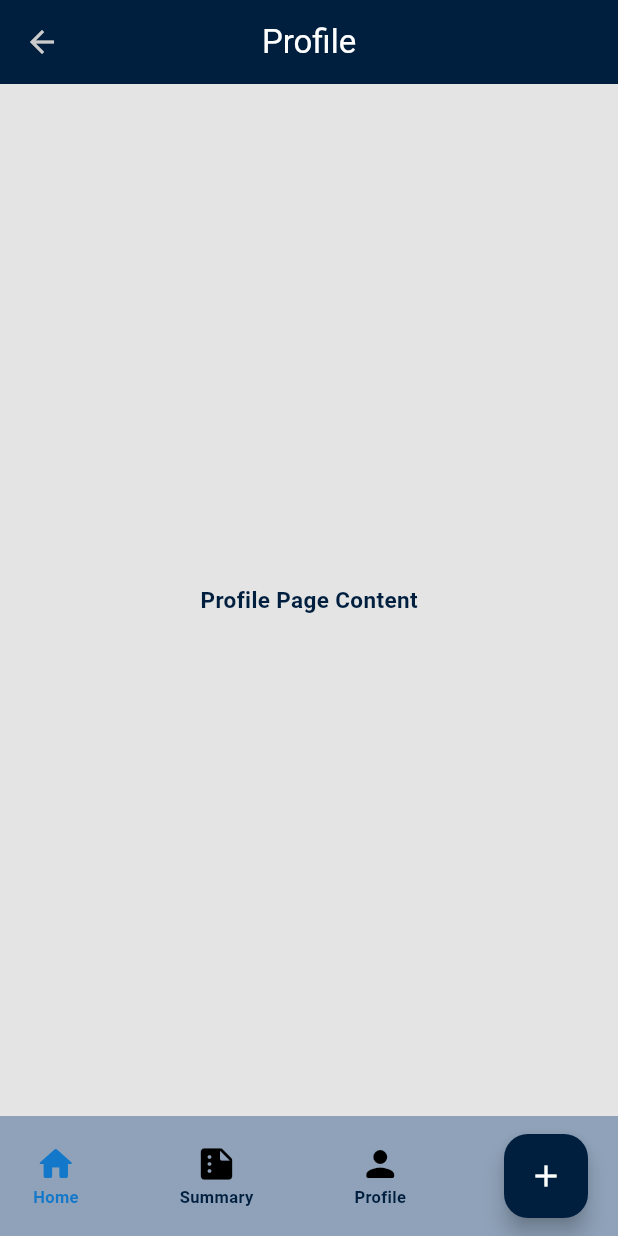
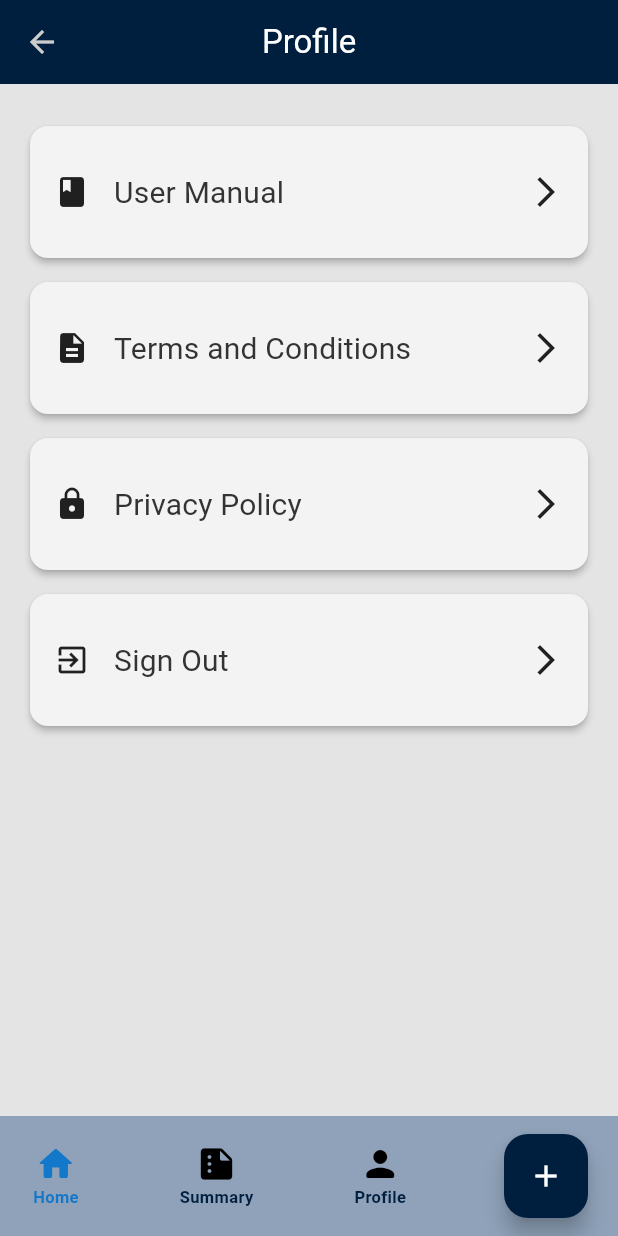
Before and after one commit to fahad7tt/expense_tracker, a Flutter app: the ProfilePage screen opened by its route, on a phone screen of 412 x 824 dp. Run offline on Flutter 3.47's test engine with Material 3 defaults, Android fonts, the phone set to English and light mode, and no system bars; our stand-ins replace flutter_slidable, get_it, hive, hive_flutter, month_picker_dialog; accounts and stored records are empty.

Commit message:
fix: navigation bug

```diff
--- a/lib/presentation/pages/profile/profile_page.dart
+++ b/lib/presentation/pages/profile/profile_page.dart
@@ -1,7 +1,6 @@
 import 'package:flutter/material.dart';
 import 'package:personal_expense_tracker/presentation/widgets/bottom_navbar/bottom_navbar.dart';
 import 'package:provider/provider.dart';
-
 import '../../providers/navigation_provider.dart';
 
 class ProfilePage extends StatelessWidget {
@@ -22,10 +21,77 @@ class ProfilePage extends StatelessWidget {
           },
         ),
       ),
-      body: const Center(
-        child: Text('Profile Page Content'),
+      body: ListView(
+        padding: const EdgeInsets.all(20.0),
+        children: [
+          _buildListTile(
+            context,
+            'User Manual',
+            Icons.book,
+            Icons.arrow_forward_ios,
+            onTap: () {
+              // Add navigation or action
+            },
+          ),
+          _buildListTile(
+            context,
+            'Terms and Conditions',
+            Icons.description,
+            Icons.arrow_forward_ios,
+            onTap: () {
+              // Add navigation or action
+            },
+          ),
+          _buildListTile(
+            context,
+            'Privacy Policy',
+            Icons.lock,
+            Icons.arrow_forward_ios,
+            onTap: () {
+              // Add navigation or action
+            },
+          ),
+          _buildListTile(
+            context,
+            'Sign Out',
+            Icons.exit_to_app,
+            Icons.arrow_forward_ios,
+            onTap: () {
+              // Add sign out logic
+            },
+          ),
+        ],
       ),
       bottomNavigationBar: const BottomNavBar(),
     );
   }
+
+  Widget _buildListTile(
+    BuildContext context,
+    String title,
+    IconData leadingIcon,
+    IconData trailingIcon, {
+    required VoidCallback onTap,
+  }) {
+    return Card(
+      margin: const EdgeInsets.symmetric(vertical: 8.0),
+      elevation: 2,
+      child: ListTile(
+        contentPadding: const EdgeInsets.all(16.0),
+        leading: Icon(
+          leadingIcon,
+          color: Theme.of(context).iconTheme.color,
+        ),
+        title: Text(
+          title,
+          style: Theme.of(context).textTheme.titleMedium,
+        ),
+        trailing: Icon(
+          trailingIcon,
+          color: Theme.of(context).iconTheme.color,
+        ),
+        onTap: onTap,
+      ),
+    );
+  }
 }
--- a/lib/presentation/widgets/bottom_navbar/bottom_navbar.dart
+++ b/lib/presentation/widgets/bottom_navbar/bottom_navbar.dart
@@ -27,10 +27,9 @@ class BottomNavBar extends StatelessWidget {
                     navProvider: navProvider,
                     onTap: () {
                       navProvider.setIndex(0);
-                      // Navigate to home page if not already there
-                      if (ModalRoute.of(context)?.settings.name != '/home') {
-                        Navigator.of(context).pushReplacementNamed('/home');
-                      }
+                      // Clear the navigation stack and navigate to the home page
+                      Navigator.of(context)
+                          .pushNamedAndRemoveUntil('/home', (route) => false);
                     },
                   ),
                   _buildNavItem(
@@ -55,7 +54,7 @@ class BottomNavBar extends StatelessWidget {
                       Navigator.pushNamed(context, '/profile');
                     },
                   ),
-                  const SizedBox(width: 64), // Placeholder for the FAB
+                  const SizedBox(width: 64),
                 ],
               ),
             ),
@@ -84,7 +83,8 @@ class BottomNavBar extends StatelessWidget {
     );
   }
 
-  Widget _buildNavItem(BuildContext context, {
+  Widget _buildNavItem(
+    BuildContext context, {
     required IconData icon,
     required String label,
     required int index,
@@ -100,13 +100,17 @@ class BottomNavBar extends StatelessWidget {
           children: [
             Icon(
               icon,
-              color: navProvider.selectedIndex == index ? selectedIconColor : darkColor,
+              color: navProvider.selectedIndex == index
+                  ? selectedIconColor
+                  : darkColor,
               size: homeIcon,
             ),
             Text(
               label,
               style: TextStyle(
-                color: navProvider.selectedIndex == index ? selectedIconColor : deepBlue,
+                color: navProvider.selectedIndex == index
+                    ? selectedIconColor
+                    : deepBlue,
                 fontSize: 11,
               ),
             ),
```
Also changed, not shown: lib/presentation/pages/expense_summary/expense_summary_pages.dart (+8 -6 lines).
